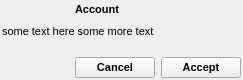
The window that py/gui/notification.ui (mnunberg/yobot) describes before a commit, drawn with Qt 5.
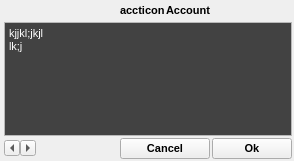
The same window after the commit. Icons and pictures are not drawn.

Commit message: Modified logging facilities. Now the C code can also do color logging

Diff of the .ui file:
```diff
--- a/py/gui/notification.ui
+++ b/py/gui/notification.ui
@@ -6,60 +6,319 @@
    <rect>
     <x>0</x>
     <y>0</y>
-    <width>243</width>
-    <height>80</height>
+    <width>294</width>
+    <height>161</height>
    </rect>
   </property>
   <property name="windowTitle">
    <string>Form</string>
   </property>
   <layout class="QGridLayout" name="gridLayout">
-   <property name="margin">
+   <property name="leftMargin">
+    <number>4</number>
+   </property>
+   <property name="topMargin">
+    <number>0</number>
+   </property>
+   <property name="rightMargin">
+    <number>2</number>
+   </property>
+   <property name="bottomMargin">
+    <number>2</number>
+   </property>
+   <property name="spacing">
     <number>2</number>
    </property>
    <item row="0" column="0">
     <widget class="QLabel" name="iconlabel">
+     <property name="sizePolicy">
+      <sizepolicy hsizetype="Preferred" vsizetype="Fixed">
+       <horstretch>0</horstretch>
+       <verstretch>0</verstretch>
+      </sizepolicy>
+     </property>
+     <property name="baseSize">
+      <size>
+       <width>16</width>
+       <height>16</height>
+      </size>
+     </property>
+     <property name="font">
+      <font>
+       <pointsize>8</pointsize>
+      </font>
+     </property>
      <property name="text">
       <string>&lt;icon&gt;</string>
      </property>
     </widget>
    </item>
-   <item row="0" column="2" colspan="2">
-    <widget class="QLabel" name="account">
-     <property name="font">
-      <font>
-       <pointsize>8</pointsize>
-       <weight>75</weight>
-       <bold>true</bold>
-      </font>
+   <item row="0" column="1">
+    <spacer name="horizontalSpacer">
+     <property name="orientation">
+      <enum>Qt::Horizontal</enum>
      </property>
-     <property name="text">
-      <string>Account</string>
+     <property name="sizeHint" stdset="0">
+      <size>
+       <width>40</width>
+       <height>20</height>
+      </size>
      </property>
+    </spacer>
+   </item>
+   <item row="0" column="2">
+    <widget class="QFrame" name="frame_2">
+     <property name="frameShape">
+      <enum>QFrame::NoFrame</enum>
+     </property>
+     <property name="frameShadow">
+      <enum>QFrame::Plain</enum>
+     </property>
+     <property name="lineWidth">
+      <number>0</number>
+     </property>
+     <layout class="QFormLayout" name="formLayout_2">
+      <property name="fieldGrowthPolicy">
+       <enum>QFormLayout::AllNonFixedFieldsGrow</enum>
+      </property>
+      <property name="labelAlignment">
+       <set>Qt::AlignCenter</set>
+      </property>
+      <property name="formAlignment">
+       <set>Qt::AlignCenter</set>
+      </property>
+      <property name="horizontalSpacing">
+       <number>1</number>
+      </property>
+      <property name="margin">
+       <number>0</number>
+      </property>
+      <item row="0" column="0">
+       <widget class="QLabel" name="accticon">
+        <property name="sizePolicy">
+         <sizepolicy hsizetype="Maximum" vsizetype="Fixed">
+          <horstretch>0</horstretch>
+          <verstretch>0</verstretch>
+         </sizepolicy>
+        </property>
+        <property name="baseSize">
+         <size>
+          <width>16</width>
+          <height>16</height>
+         </size>
+        </property>
+        <property name="font">
+         <font>
+          <pointsize>8</pointsize>
+          <weight>75</weight>
+          <bold>true</bold>
+         </font>
+        </property>
+        <property name="text">
+         <string>accticon</string>
+        </property>
+       </widget>
+      </item>
+      <item row="0" column="1">
+       <widget class="QLabel" name="account">
+        <property name="sizePolicy">
+         <sizepolicy hsizetype="Minimum" vsizetype="Fixed">
+          <horstretch>0</horstretch>
+          <verstretch>0</verstretch>
+         </sizepolicy>
+        </property>
+        <property name="font">
+         <font>
+          <pointsize>8</pointsize>
+          <weight>75</weight>
+          <bold>true</bold>
+         </font>
+        </property>
+        <property name="text">
+         <string>Account</string>
+        </property>
+       </widget>
+      </item>
+     </layout>
     </widget>
    </item>
-   <item row="1" column="0" rowspan="2" colspan="4">
-    <widget class="QLabel" name="message">
+   <item row="1" column="0" colspan="4">
+    <widget class="QPlainTextEdit" name="message">
+     <property name="palette">
+      <palette>
+       <active>
+        <colorrole role="Text">
+         <brush brushstyle="SolidPattern">
+          <color alpha="255">
+           <red>255</red>
+           <green>255</green>
+           <blue>255</blue>
+          </color>
+         </brush>
+        </colorrole>
+        <colorrole role="Base">
+         <brush brushstyle="SolidPattern">
+          <color alpha="255">
+           <red>66</red>
+           <green>66</green>
+           <blue>66</blue>
+          </color>
+         </brush>
+        </colorrole>
+       </active>
+       <inactive>
+        <colorrole role="Text">
+         <brush brushstyle="SolidPattern">
+          <color alpha="255">
+           <red>255</red>
+           <green>255</green>
+           <blue>255</blue>
+          </color>
+         </brush>
+        </colorrole>
+        <colorrole role="Base">
+         <brush brushstyle="SolidPattern">
+          <color alpha="255">
+           <red>66</red>
+           <green>66</green>
+           <blue>66</blue>
+          </color>
+         </brush>
+        </colorrole>
+       </inactive>
+       <disabled>
+        <colorrole role="Text">
+         <brush brushstyle="SolidPattern">
+          <color alpha="255">
+           <red>118</red>
+           <green>118</green>
+           <blue>117</blue>
+          </color>
+         </brush>
+        </colorrole>
+        <colorrole role="Base">
+         <brush brushstyle="SolidPattern">
+          <color alpha="255">
+           <red>255</red>
+           <green>255</green>
+           <blue>255</blue>
+          </color>
+         </brush>
+        </colorrole>
+       </disabled>
+      </palette>
+     </property>
      <property name="font">
       <font>
        <pointsize>8</pointsize>
       </font>
      </property>
-     <property name="text">
-      <string>some text here some more text</string>
+     <property name="frameShape">
+      <enum>QFrame::StyledPanel</enum>
      </property>
-     <property name="textFormat">
-      <enum>Qt::LogText</enum>
+     <property name="frameShadow">
+      <enum>QFrame::Raised</enum>
      </property>
-     <property name="scaledContents">
-      <bool>false</bool>
+     <property name="lineWidth">
+      <number>1</number>
      </property>
-     <property name="wordWrap">
+     <property name="midLineWidth">
+      <number>0</number>
+     </property>
+     <property name="readOnly">
       <bool>true</bool>
      </property>
+     <property name="plainText">
+      <string>kjjkl;jkjl
+lk;j
+</string>
+     </property>
     </widget>
    </item>
-   <item row="4" column="3">
+   <item row="2" column="0">
+    <widget class="QFrame" name="frame">
+     <property name="sizePolicy">
+      <sizepolicy hsizetype="Fixed" vsizetype="Fixed">
+       <horstretch>0</horstretch>
+       <verstretch>0</verstretch>
+      </sizepolicy>
+     </property>
+     <property name="frameShape">
+      <enum>QFrame::NoFrame</enum>
+     </property>
+     <property name="frameShadow">
+      <enum>QFrame::Plain</enum>
+     </property>
+     <property name="lineWidth">
+      <number>0</number>
+     </property>
+     <layout class="QFormLayout" name="formLayout">
+      <property name="fieldGrowthPolicy">
+       <enum>QFormLayout::AllNonFixedFieldsGrow</enum>
+      </property>
+      <property name="labelAlignment">
+       <set>Qt::AlignCenter</set>
+      </property>
+      <property name="formAlignment">
+       <set>Qt::AlignHCenter|Qt::AlignTop</set>
+      </property>
+      <property name="horizontalSpacing">
+       <number>0</number>
+      </property>
+      <property name="verticalSpacing">
+       <number>0</number>
+      </property>
+      <property name="margin">
+       <number>0</number>
+      </property>
+      <item row="0" column="1">
+       <widget class="QToolButton" name="next">
+        <property name="sizePolicy">
+         <sizepolicy hsizetype="Fixed" vsizetype="Fixed">
+          <horstretch>0</horstretch>
+          <verstretch>0</verstretch>
+         </sizepolicy>
+        </property>
+        <property name="maximumSize">
+         <size>
+          <width>16</width>
+          <height>16</height>
+         </size>
+        </property>
+        <property name="text">
+         <string>...</string>
+        </property>
+        <property name="arrowType">
+         <enum>Qt::RightArrow</enum>
+        </property>
+       </widget>
+      </item>
+      <item row="0" column="0">
+       <widget class="QToolButton" name="prev">
+        <property name="sizePolicy">
+         <sizepolicy hsizetype="Fixed" vsizetype="Fixed">
+          <horstretch>0</horstretch>
+          <verstretch>0</verstretch>
+         </sizepolicy>
+        </property>
+        <property name="maximumSize">
+         <size>
+          <width>16</width>
+          <height>16</height>
+         </size>
+        </property>
+        <property name="text">
+         <string>...</string>
+        </property>
+        <property name="arrowType">
+         <enum>Qt::LeftArrow</enum>
+        </property>
+       </widget>
+      </item>
+     </layout>
+    </widget>
+   </item>
+   <item row="2" column="3">
     <widget class="QPushButton" name="accept">
      <property name="font">
       <font>
@@ -69,7 +328,7 @@
       </font>
      </property>
      <property name="text">
-      <string>Accept</string>
+      <string>Ok</string>
      </property>
      <property name="icon">
       <iconset resource="resources.qrc">
@@ -83,7 +342,7 @@
      </property>
     </widget>
    </item>
-   <item row="4" column="2">
+   <item row="2" column="2">
     <widget class="QPushButton" name="discard">
      <property name="font">
       <font>
@@ -107,19 +366,6 @@
      </property>
     </widget>
    </item>
-   <item row="3" column="0">
-    <spacer name="verticalSpacer">
-     <property name="orientation">
-      <enum>Qt::Vertical</enum>
-     </property>
-     <property name="sizeHint" stdset="0">
-      <size>
-       <width>20</width>
-       <height>14</height>
-      </size>
-     </property>
-    </spacer>
-   </item>
   </layout>
  </widget>
  <resources>
```
Left out of the diff: 3 changed lines with no effect on the pictures. The commit also changes 11 other files.
